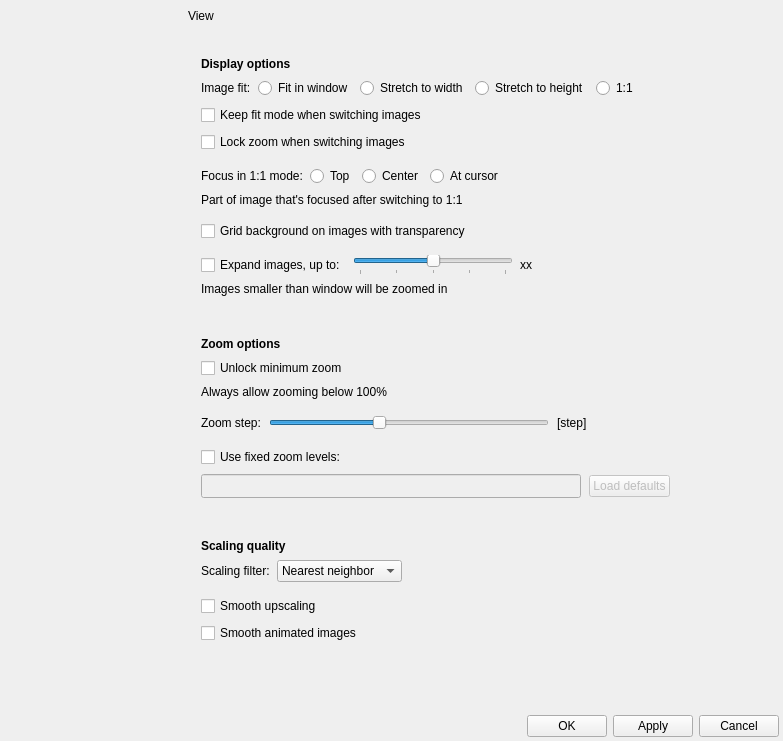
Before: the Qt Designer form qimgv/gui/dialogs/settingsdialog.ui in duckautomata/qimgv, drawn with Qt 5.
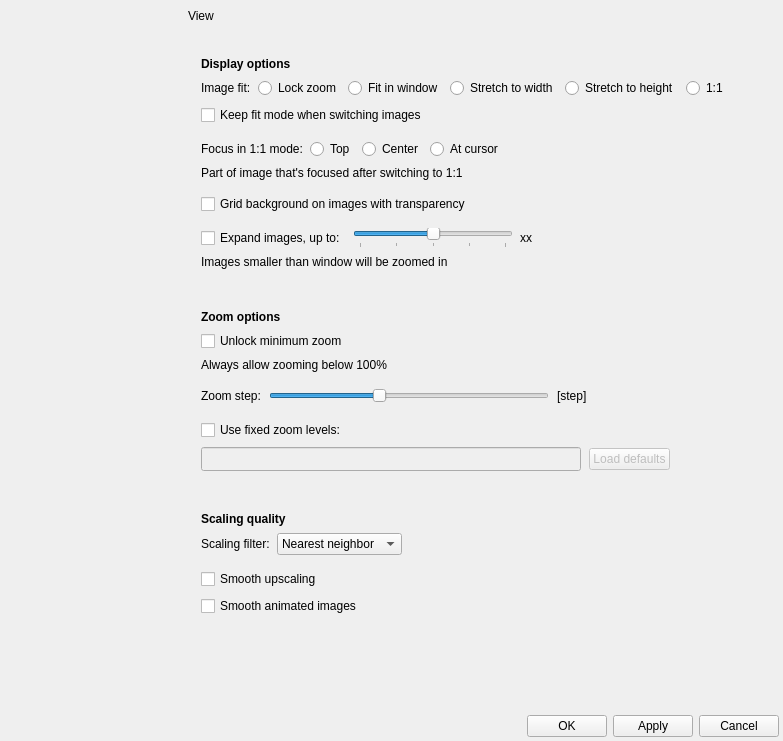
After: the same form once the commit is applied. The open tabs and pages were chosen to show the change. Custom widgets are drawn as their Qt base class.

Commit message: feat: make zoom lock an image-fit option, and rename fitWindowStretch

Diff of the .ui file:
```diff
--- a/qimgv/gui/dialogs/settingsdialog.ui
+++ b/qimgv/gui/dialogs/settingsdialog.ui
@@ -1995,6 +1995,16 @@
                       </property>
                      </widget>
                     </item>
+                    <item>
+                     <widget class="QRadioButton" name="fitModeZoomLock">
+                      <property name="toolTip">
+                       <string>Keeps the zoom level you are on instead of re-fitting the next image.</string>
+                      </property>
+                      <property name="text">
+                       <string>Lock zoom</string>
+                      </property>
+                     </widget>
+                    </item>
                     <item>
                      <widget class="QRadioButton" name="fitModeWindow">
                       <property name="text">
@@ -2048,16 +2058,6 @@
                     </property>
                    </widget>
                   </item>
-                  <item>
-                   <widget class="QCheckBox" name="lockZoomCheckBox">
-                    <property name="toolTip">
-                     <string>Keeps the zoom level you are at instead of re-fitting the next image. Can also be toggled with L.</string>
-                    </property>
-                    <property name="text">
-                     <string>Lock zoom when switching images</string>
-                    </property>
-                   </widget>
-                  </item>
                   <item>
                    <widget class="QWidget" name="widget_3" native="true">
                     <property name="accessibleName">
```
The commit also changes 18 other files.
